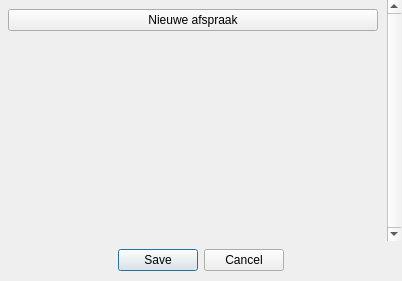
Before: the Qt Designer form UI files/rooster-epd-afspraken.ui in duisterethomas/rooster-epd, drawn with Qt 5.
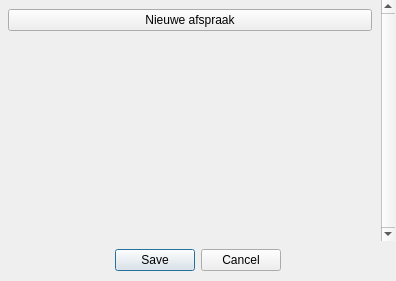
After: the same form once the commit is applied.

Commit message: Fix the small width difference

Patch:
```diff
--- a/UI files/rooster-epd-afspraken.ui
+++ b/UI files/rooster-epd-afspraken.ui
@@ -6,19 +6,19 @@
    <rect>
     <x>0</x>
     <y>0</y>
-    <width>402</width>
+    <width>396</width>
     <height>281</height>
    </rect>
   </property>
   <property name="minimumSize">
    <size>
-    <width>402</width>
+    <width>396</width>
     <height>171</height>
    </size>
   </property>
   <property name="maximumSize">
    <size>
-    <width>402</width>
+    <width>396</width>
     <height>16777215</height>
    </size>
   </property>
@@ -30,7 +30,7 @@
     <rect>
      <x>0</x>
      <y>240</y>
-     <width>401</width>
+     <width>396</width>
      <height>41</height>
     </rect>
    </property>
@@ -49,7 +49,7 @@
     <rect>
      <x>-1</x>
      <y>0</y>
-     <width>402</width>
+     <width>396</width>
      <height>241</height>
     </rect>
    </property>
@@ -70,7 +70,7 @@
      <rect>
       <x>0</x>
       <y>0</y>
-      <width>385</width>
+      <width>379</width>
       <height>241</height>
      </rect>
     </property>
```
The commit also changes 3 other files.
